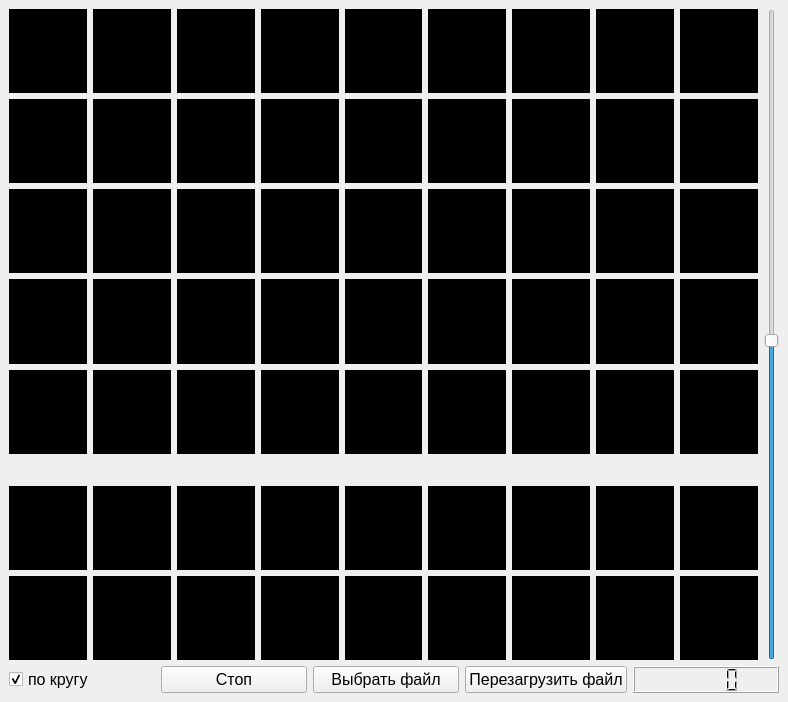
Old version of the form SphereViewer.ui in the repository ungverd/ShiningSphereViewer.
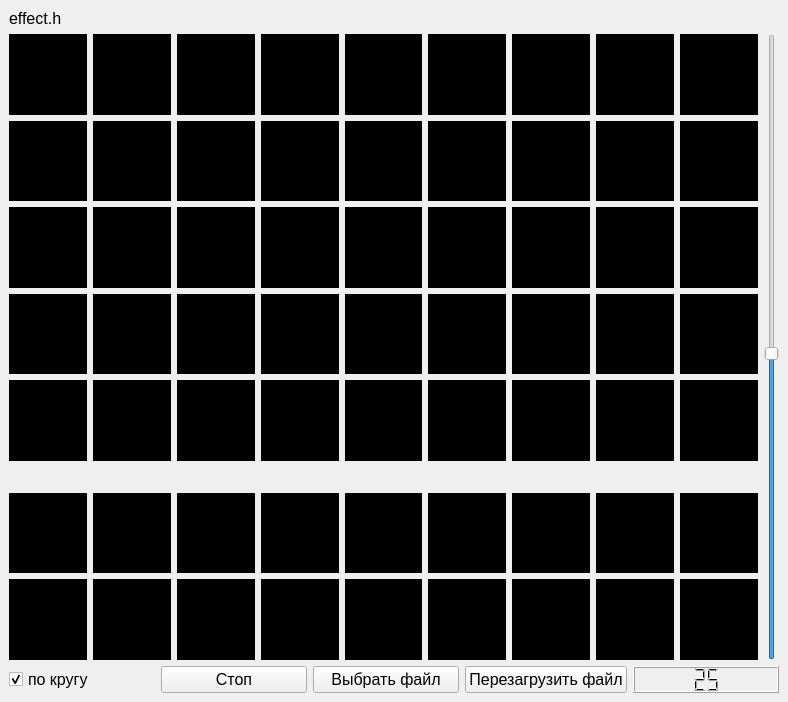
New version of the form.

```diff
--- a/SphereViewer.ui
+++ b/SphereViewer.ui
@@ -35,6 +35,13 @@
     <bool>false</bool>
    </property>
    <layout class="QVBoxLayout" name="verticalLayout_2">
+    <item>
+     <widget class="QLabel" name="label">
+      <property name="text">
+       <string>effect.h</string>
+      </property>
+     </widget>
+    </item>
     <item>
      <layout class="QHBoxLayout" name="horizontalLayout_3">
       <item>
@@ -889,7 +896,14 @@
        </widget>
       </item>
       <item>
-       <widget class="QLCDNumber" name="lcdNumber"/>
+       <widget class="QLCDNumber" name="lcdNumber">
+        <property name="digitCount">
+         <number>2</number>
+        </property>
+        <property name="intValue" stdset="0">
+         <number>25</number>
+        </property>
+       </widget>
       </item>
      </layout>
     </item>
```
